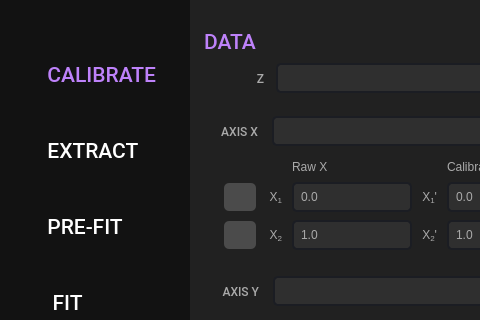
Above: resources/ui_window.ui from scqubits/qfit before the change; both pictures show x 0 to 480 and y 0 to 320 of the 1276 by 926 pixel window. Below: the same form after it.
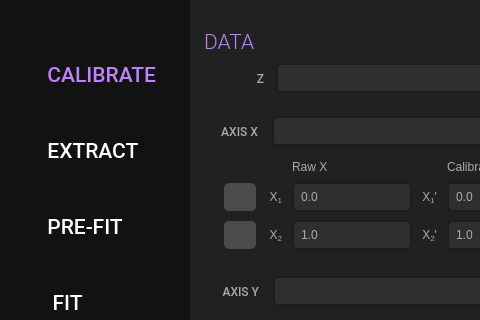
That is the form after the change. Icons and pictures are not drawn. Custom widgets are drawn as their Qt base class.

The edit to the form file:
```diff
--- a/resources/ui_window.ui
+++ b/resources/ui_window.ui
@@ -3036,13 +3036,17 @@
                    </property>
                    <property name="font">
                     <font>
-                     <family>Roboto Medium</family>
+                     <family>Roboto Light</family>
                      <pointsize>16</pointsize>
                      <fontweight>Light</fontweight>
                     </font>
                    </property>
                    <property name="styleSheet">
-                    <string notr="true">color: rgb(190, 130, 250);</string>
+                    <string notr="true">QLabel {
+    font-family: &quot;Roboto Light&quot;;
+    font-size: 16pt;
+    color: rgb(190, 130, 250);
+}</string>
                    </property>
                    <property name="text">
                     <string>DATA</string>
```
Left out of the diff: 4 changed lines with no effect on the pictures.
